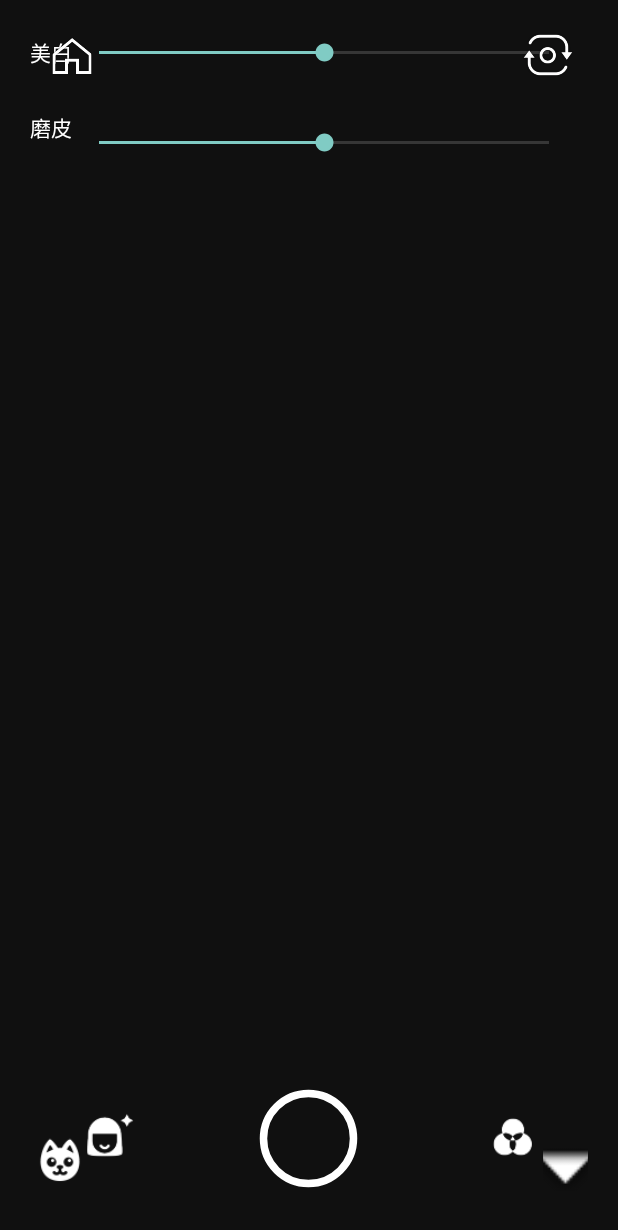
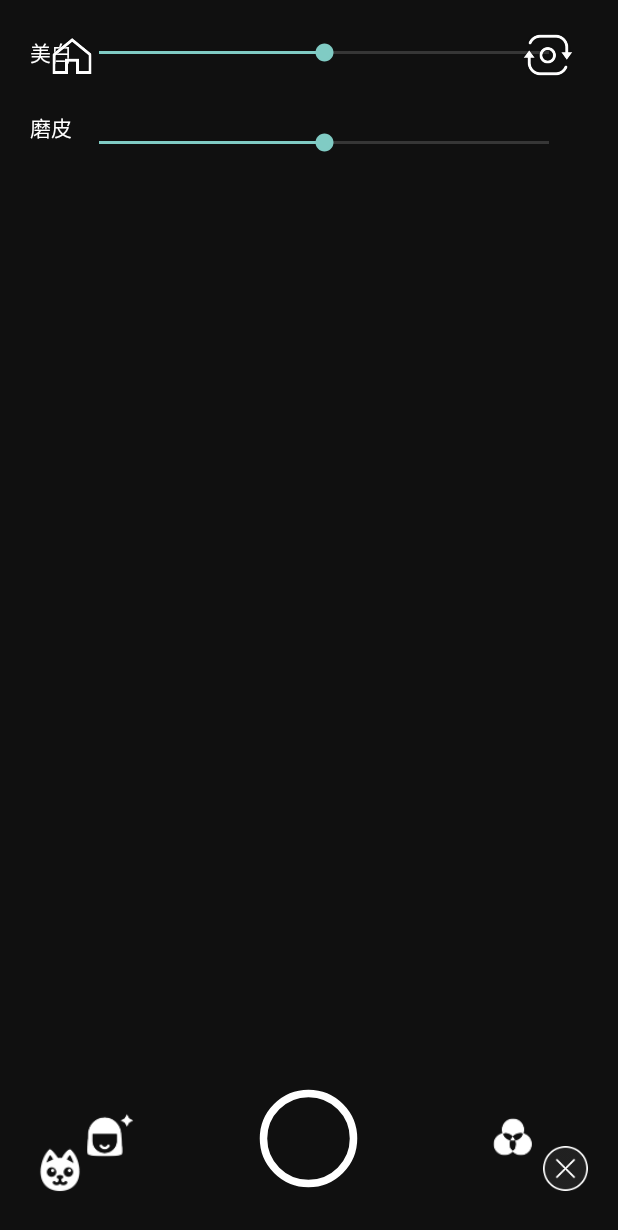
Before and after one commit to smzhldr/AGLFramework, an Android app: the fragment BeautyFragment placed in its activity, on a phone screen of 412 x 824 dp. Shown: the top 1230 px of the screen. Run offline under Robolectric (Android 15) with nearby library versions, the phone set to English and light mode, and no system bars; plain views replace CameraPreview; 4 statements that could not run were skipped.

Commit message:
拍照优化

```diff
--- a/appdemo/src/main/res/layout/fragment_beauty.xml
+++ b/appdemo/src/main/res/layout/fragment_beauty.xml
@@ -62,11 +62,10 @@
         android:id="@+id/sticker"
         android:layout_width="40dp"
         android:layout_height="40dp"
-        android:layout_marginTop="20dp"
         android:src="@drawable/ic_sticker"
         android:tint="#FFFFFF"
         android:layout_marginStart="20dp"
-        android:layout_marginBottom="30dp"
+        android:layout_marginBottom="23dp"
         app:layout_constraintStart_toStartOf="parent"
         app:layout_constraintBottom_toBottomOf="parent" />
 
@@ -77,7 +76,7 @@
         android:layout_marginEnd="20dp"
         android:layout_marginBottom="30dp"
         android:scaleType="centerCrop"
-        android:src="@android:drawable/arrow_down_float"
+        android:src="@drawable/close"
         app:layout_constraintBottom_toBottomOf="parent"
         app:layout_constraintEnd_toEndOf="parent" />
 
--- a/appdemo/src/main/res/layout/fragment_filter_list.xml
+++ b/appdemo/src/main/res/layout/fragment_filter_list.xml
@@ -56,7 +56,7 @@
             android:layout_marginEnd="20dp"
             android:layout_marginBottom="30dp"
             android:scaleType="centerCrop"
-            android:src="@android:drawable/arrow_down_float"
+            android:src="@drawable/close"
             app:layout_constraintBottom_toBottomOf="parent"
             app:layout_constraintEnd_toEndOf="parent" />
 
--- a/appdemo/src/main/res/values/strings.xml
+++ b/appdemo/src/main/res/values/strings.xml
@@ -1,3 +1,3 @@
 <resources>
-    <string name="app_name">优美</string>
+    <string name="app_name">超级照相机</string>
 </resources>
```
Also changed, not shown: aglframework/src/main/java/com/aglframework/smzh/AGLView.java (+8 -2 lines), appdemo/src/main/res/drawable-xxhdpi/close.png (added).
